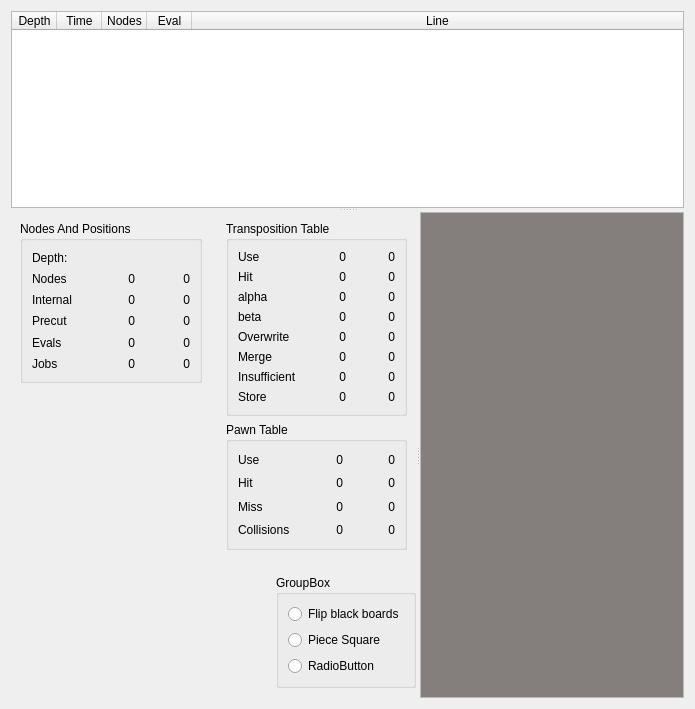
Old version of the form stats.ui in the repository gpiez/hayabusa.
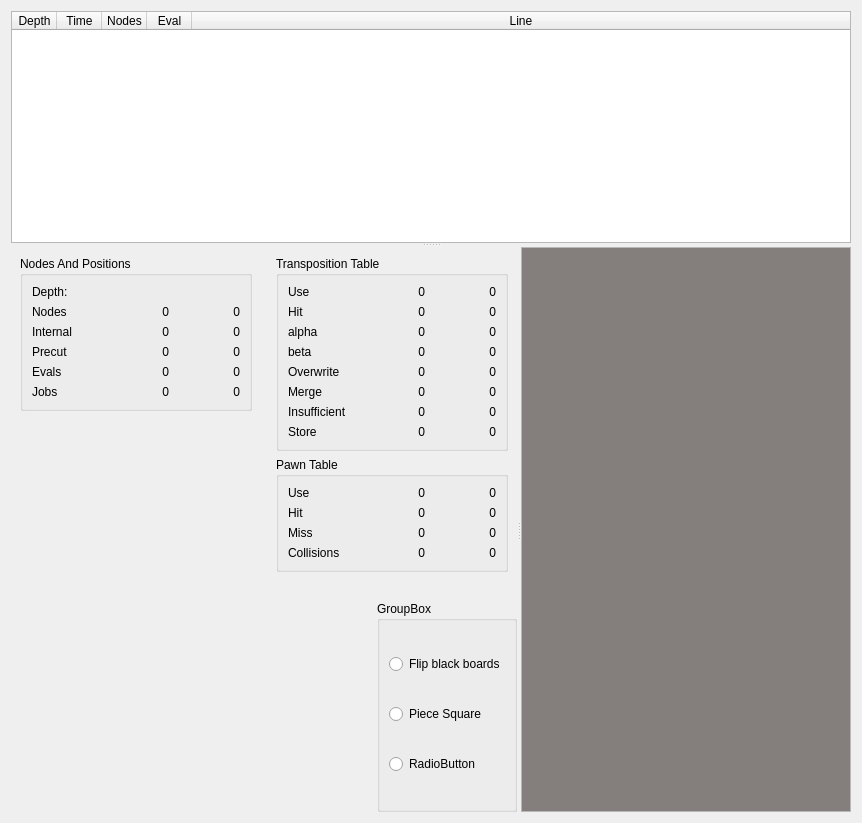
New version of the form. Custom widgets are drawn as their Qt base class.

Commit message: Display mean error in statwidget

```diff
--- a/stats.ui
+++ b/stats.ui
@@ -6,8 +6,8 @@
    <rect>
     <x>0</x>
     <y>0</y>
-    <width>695</width>
-    <height>709</height>
+    <width>862</width>
+    <height>823</height>
    </rect>
   </property>
   <property name="windowTitle">
@@ -92,7 +92,7 @@
       <property name="orientation">
        <enum>Qt::Horizontal</enum>
       </property>
-      <widget class="QWidget" name="">
+      <widget class="QWidget" name="layoutWidget">
        <layout class="QVBoxLayout" name="verticalLayout_2">
         <item>
          <layout class="QHBoxLayout" name="horizontalLayout">
@@ -296,8 +296,8 @@
                </property>
                <property name="maximumSize">
                 <size>
-                 <width>512</width>
-                 <height>512</height>
+                 <width>256</width>
+                 <height>256</height>
                 </size>
                </property>
                <property name="sizeIncrement">
@@ -704,7 +704,29 @@
          </layout>
         </item>
         <item>
-         <layout class="QHBoxLayout" name="horizontalLayout_2">
+         <widget class="QLabel" name="scaleWidget">
+          <property name="sizePolicy">
+           <sizepolicy hsizetype="Preferred" vsizetype="Maximum">
+            <horstretch>0</horstretch>
+            <verstretch>0</verstretch>
+           </sizepolicy>
+          </property>
+          <property name="maximumSize">
+           <size>
+            <width>16777215</width>
+            <height>8</height>
+           </size>
+          </property>
+          <property name="lineWidth">
+           <number>0</number>
+          </property>
+          <property name="text">
+           <string/>
+          </property>
+         </widget>
+        </item>
+        <item>
+         <layout class="QHBoxLayout" name="horizontalLayout_2" stretch="1,0">
           <property name="sizeConstraint">
            <enum>QLayout::SetDefaultConstraint</enum>
           </property>
@@ -712,10 +734,10 @@
            <number>0</number>
           </property>
           <property name="topMargin">
-           <number>10</number>
+           <number>0</number>
           </property>
           <property name="bottomMargin">
-           <number>10</number>
+           <number>0</number>
           </property>
           <item>
            <layout class="QGridLayout" name="gridLayout_5">
@@ -898,7 +920,7 @@
           <item>
            <widget class="QGroupBox" name="groupBox_2">
             <property name="sizePolicy">
-             <sizepolicy hsizetype="Maximum" vsizetype="Maximum">
+             <sizepolicy hsizetype="Preferred" vsizetype="Preferred">
               <horstretch>0</horstretch>
               <verstretch>0</verstretch>
              </sizepolicy>
```
The commit also changes 1 other file.
